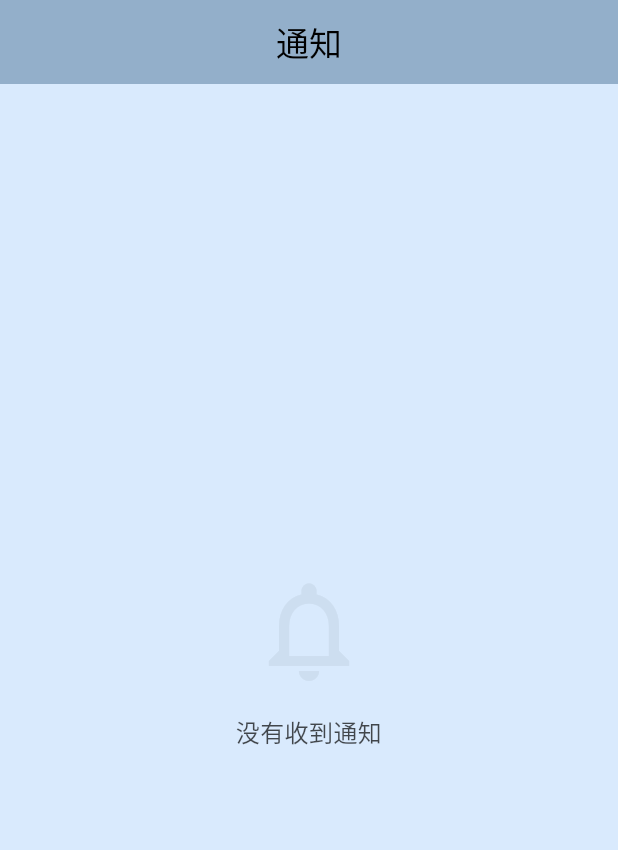
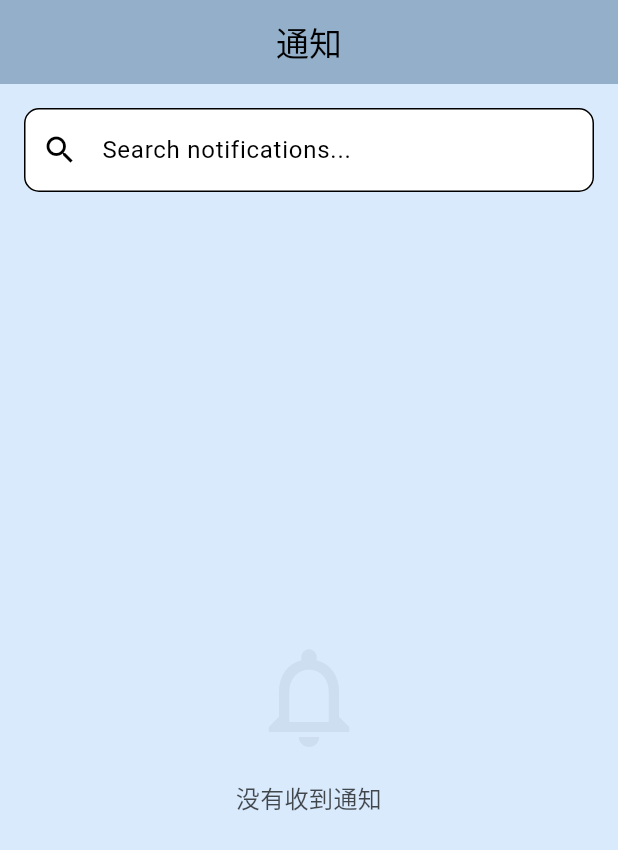
Before and after one commit to Tiew429/fyp_buvs, a Flutter app: the NotificationsPage screen opened by its route, on a phone screen of 412 x 824 dp. Shown: the top 850 px of the screen. Run offline on Flutter 3.47's test engine with Material 3 defaults, Android fonts, the light colour scheme and no system bars; our stand-ins replace cloud_firestore, firebase_auth, firebase_core, firebase_storage, fl_chart, flutter_dotenv and 6 more; missing offline and left inert: mailer, reown_appkit; accounts and stored records are empty; Roboto replaces fonts that are missing (Font ZH); statements that could not run were skipped.

Commit message:
fixed navigation problems, notifications done

```diff
--- a/lib/localization/app_locale.dart
+++ b/lib/localization/app_locale.dart
@@ -93,6 +93,7 @@ mixin AppLocale {
 
   // votings
   static const String votingList = 'voting list';
+  static const String searchVotingEventTitle = 'search voting event title';
   static const String createNew = 'create new';
   static const String createVotingEvent = 'create voting event';
   static const String title = 'title';
@@ -285,6 +286,7 @@ mixin AppLocale {
 
     // voting
     votingList: 'Voting List',
+    searchVotingEventTitle: 'Search voting event title',
     createNew: 'Create New',
     createVotingEvent: 'Create Voting Event',
     title: 'Title',
@@ -478,6 +480,7 @@ mixin AppLocale {
 
     // voting
     votingList: 'Senarai Undian',
+    searchVotingEventTitle: 'Cari judul acara undian',
     createNew: 'Cipta Baharu',
     createVotingEvent: 'Cipta Undian',
     title: 'Judul',
@@ -671,8 +674,9 @@ mixin AppLocale {
 
     // voting
     votingList: '投票列表',
+    searchVotingEventTitle: '搜索投票活动标题',
     createNew: '新建',
-    createVotingEvent: '创建投票事件',
+    createVotingEvent: '创建投票活动',
     title: '标题',
     description: '描述',
     startDate: '开始日期',
--- a/lib/views/notifications/notifications_page.dart
+++ b/lib/views/notifications/notifications_page.dart
@@ -29,11 +29,14 @@ class NotificationsPage extends StatefulWidget {
 class _NotificationsPageState extends State<NotificationsPage> with SingleTickerProviderStateMixin {
   late TabController _tabController;
   bool _isLoading = true;
+  late TextEditingController _searchController;
+  String _searchQuery = '';
 
   @override
   void initState() {
     super.initState();
     _tabController = TabController(length: 2, vsync: this);
+    _searchController = TextEditingController();
 
     // Don't call _loadNotifications() directly in initState
     // Instead, schedule it for after the first build
@@ -47,6 +50,7 @@ class _NotificationsPageState extends State<NotificationsPage> with SingleTicker
   @override
   void dispose() {
     _tabController.dispose();
+    _searchController.dispose();
     super.dispose();
   }
 
@@ -110,6 +114,15 @@ class _NotificationsPageState extends State<NotificationsPage> with SingleTicker
     }
   }
 
+  List<NotificationModel> _filterNotifications(List<NotificationModel> notifications) {
+    if (_searchQuery.isEmpty) return notifications;
+
+    return notifications.where((notification) {
+      return notification.title.toLowerCase().contains(_searchQuery.toLowerCase()) ||
+             notification.message.toLowerCase().contains(_searchQuery.toLowerCase());
+    }).toList();
+  }
+
   @override
   Widget build(BuildContext context) {
     ColorScheme colorScheme = Theme.of(context).colorScheme;
@@ -140,7 +153,33 @@ class _NotificationsPageState extends State<NotificationsPage> with SingleTicker
         ) : null,
       ),
       backgroundColor: colorScheme.tertiary,
-      body: _isLoading
+      body: Column(
+        children: [
+          // Search Box
+          Padding(
+            padding: const EdgeInsets.all(16.0),
+            child: TextField(
+              controller: _searchController,
+              decoration: InputDecoration(
+                hintText: 'Search notifications...',
+                prefixIcon: const Icon(Icons.search),
+                border: OutlineInputBorder(
+                  borderRadius: BorderRadius.circular(10.0),
+                ),
+                filled: true,
+                fillColor: colorScheme.surface,
+              ),
+              onChanged: (value) {
+                setState(() {
+                  _searchQuery = value;
+                });
+              },
+            ),
+          ),
+
+          // Notification Content
+          Expanded(
+            child: _isLoading
               ? const Center(child: CircularProgressIndicator())
               : Consumer<NotificationProvider>(
                   builder: (context, provider, child) {
@@ -153,25 +192,28 @@ class _NotificationsPageState extends State<NotificationsPage> with SingleTicker
                           children: [
                             // Received notifications tab
                             _buildNotificationsList(
-                          provider.receivedNotifications,
+                              _filterNotifications(provider.receivedNotifications),
                               _onTapReceivedNotification,
                               AppLocale.noNotificationsReceived.getString(context),
                             ),
 
                             // Sent notifications tab
                             _buildNotificationsList(
-                          provider.sentNotifications,
+                              _filterNotifications(provider.sentNotifications),
                               _onTapSentNotification,
                               AppLocale.noNotificationsSent.getString(context),
                             ),
                           ],
                         ) : _buildNotificationsList(
-                        provider.receivedNotifications,
+                            _filterNotifications(provider.receivedNotifications),
                             _onTapReceivedNotification,
                             AppLocale.noNotificationsReceived.getString(context),
                           ),
                     );
                   }
+                ),
+          ),
+        ],
       ),
       floatingActionButton: widget.userProvider.user?.role == UserRole.admin ||
               widget.userProvider.user?.role == UserRole.staff
```
Also changed, not shown: lib/repository/notification_repository.dart (+20 -13 lines), lib/routes/app_routes.dart (+12 -12 lines), lib/views/voting/voting_list_page.dart (+25 -6 lines), 125 other files. Lines whose indentation alone changed are shown as unchanged.
